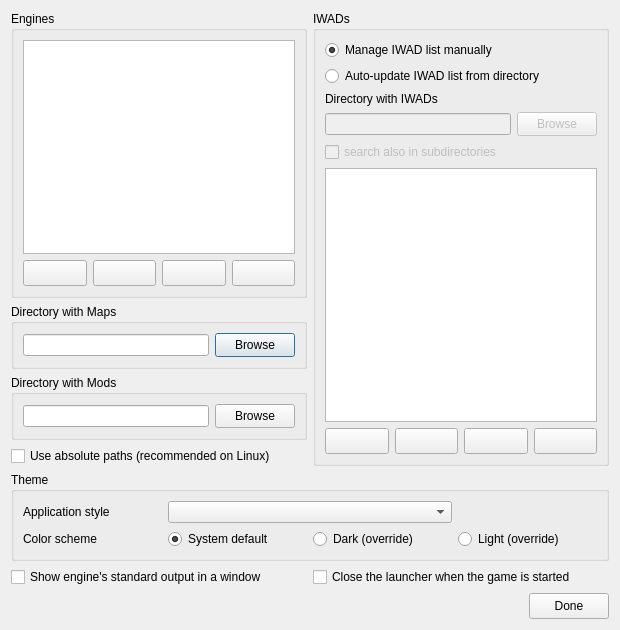
First picture: the form in Forms/SetupDialog.ui, repository Youda008/DoomRunner, before the edit.
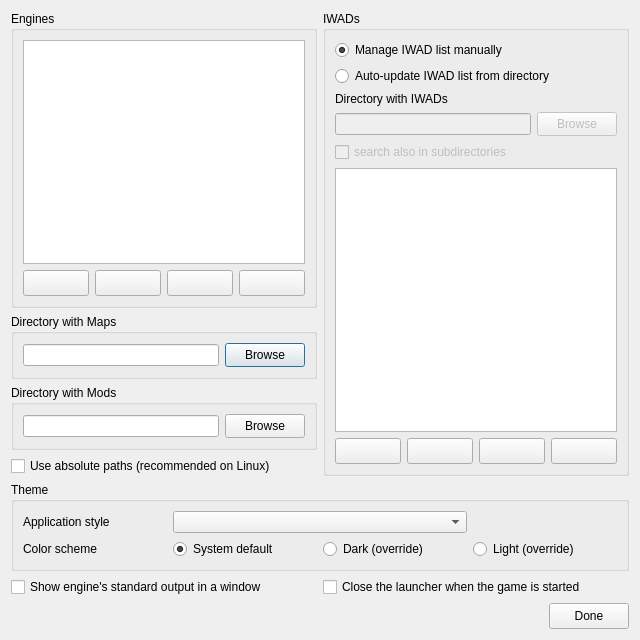
Second picture: the form after the edit. Icons and pictures are not drawn. Custom widgets are drawn as their Qt base class.

Commit message: slightly increased the default dimension of the window

```diff
--- a/Forms/SetupDialog.ui
+++ b/Forms/SetupDialog.ui
@@ -9,8 +9,8 @@
    <rect>
     <x>0</x>
     <y>0</y>
-    <width>620</width>
-    <height>630</height>
+    <width>640</width>
+    <height>640</height>
    </rect>
   </property>
   <property name="windowTitle">
```
The commit also changes 1 other file.
